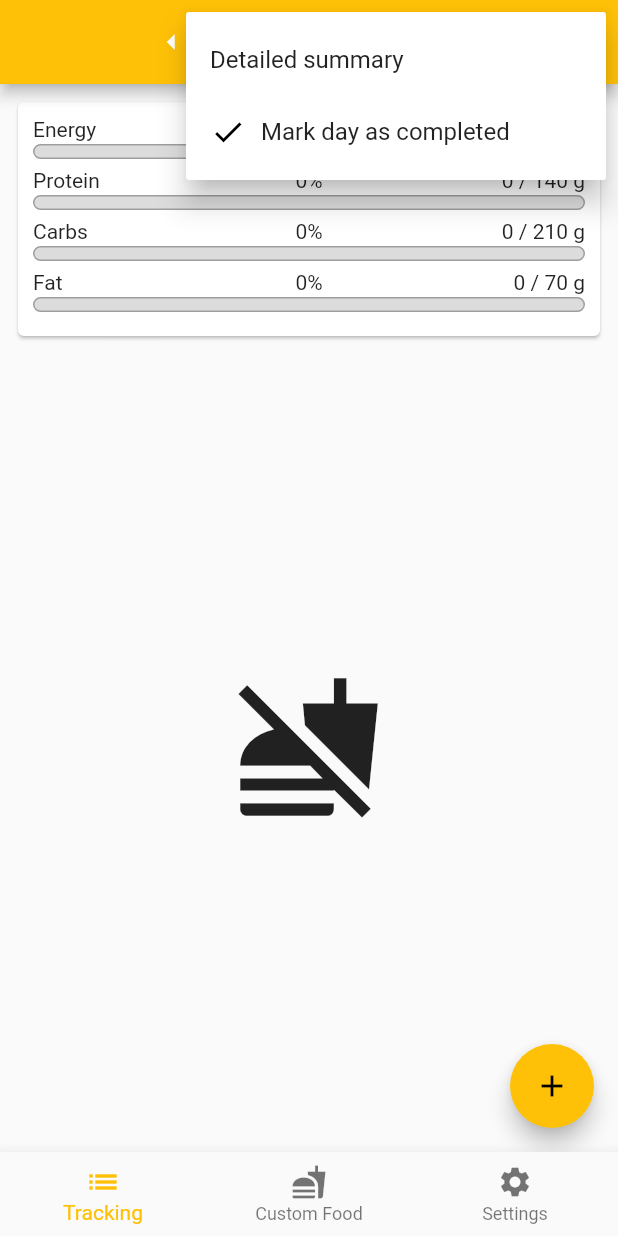
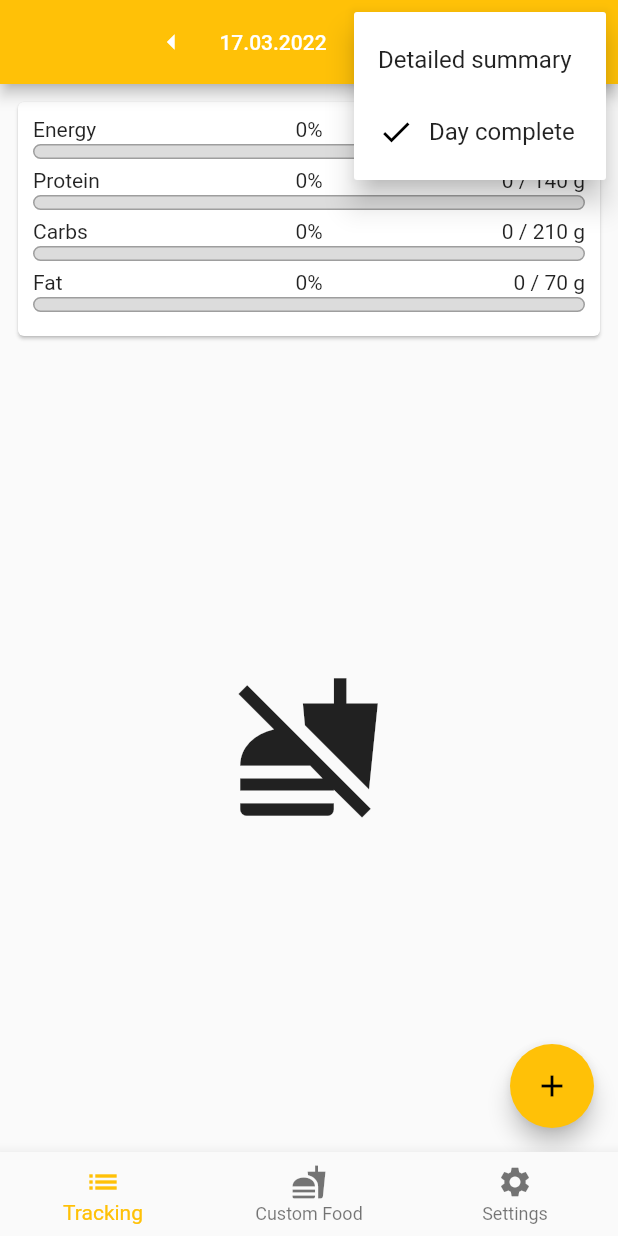
Before and after one commit to christianfl/Energize, a Flutter app: the screen it shows after launch, after a tap on the "more vert" icon, on a phone screen of 412 x 824 dp. Run offline on Flutter 3.47's test engine with Material 2 defaults, Android fonts, the phone set to English and light mode, and no system bars; drawn by our look-alikes of flutter_speed_dial; our stand-ins replace dio, shared_preferences, sqflite; missing offline and left inert: encrypt, openfoodfacts, qr_code_scanner; accounts and stored records are empty; generated files the repository leaves out were written again.

Commit message:
Added further translations

```diff
--- a/lib/pages/tab_settings/backup_and_restore_sub_page.dart
+++ b/lib/pages/tab_settings/backup_and_restore_sub_page.dart
@@ -5,6 +5,7 @@ import 'package:crypto/crypto.dart';
 import 'package:dio/dio.dart';
 import 'package:encrypt/encrypt.dart' as enc;
 import 'package:flutter/material.dart';
+import 'package:flutter_gen/gen_l10n/app_localizations.dart';
 import 'package:path/path.dart' as path;
 import 'package:provider/provider.dart';
 
@@ -465,7 +466,7 @@ class _BackupAndRestoreSubPageState extends State<BackupAndRestoreSubPage> {
   Widget build(BuildContext context) {
     return Scaffold(
       appBar: AppBar(
-        title: Text('Backup & Restore'),
+        title: Text(AppLocalizations.of(context)!.backupAndRestore),
         actions: [
           IconButton(
             onPressed: () => _showSettingsDialog(),
--- a/lib/pages/tab_tracking/tracking_page.dart
+++ b/lib/pages/tab_tracking/tracking_page.dart
@@ -94,7 +94,7 @@ class _TrackingPageState extends State<TrackingPage> {
       ScaffoldMessenger.of(context).showSnackBar(
         SnackBar(
           backgroundColor: Theme.of(context).errorColor,
-          content: Text('Unmarked completion!'),
+          content: Text(AppLocalizations.of(context)!.unmarkedDayAsComplete),
         ),
       );
     } else {
@@ -103,7 +103,7 @@ class _TrackingPageState extends State<TrackingPage> {
       ScaffoldMessenger.of(context).showSnackBar(
         SnackBar(
           backgroundColor: Theme.of(context).colorScheme.secondary,
-          content: Text('Day marked as completed!'),
+          content: Text(AppLocalizations.of(context)!.markedDayAsComplete),
         ),
       );
     }
@@ -116,7 +116,7 @@ class _TrackingPageState extends State<TrackingPage> {
         children: <Widget>[
           Icon(Icons.clear),
           SizedBox(width: 10),
-          Text('Unmark completion'),
+          Text(AppLocalizations.of(context)!.dayIncomplete),
         ],
       );
     } else {
@@ -124,7 +124,7 @@ class _TrackingPageState extends State<TrackingPage> {
         children: <Widget>[
           Icon(Icons.done),
           SizedBox(width: 10),
-          Text(AppLocalizations.of(context)!.markDayAsCompleted),
+          Text(AppLocalizations.of(context)!.dayComplete),
         ],
       );
     }
@@ -227,14 +227,14 @@ class _TrackingPageState extends State<TrackingPage> {
           SpeedDialChild(
             child: Icon(Icons.search),
             backgroundColor: Colors.red,
-            label: 'Search product name',
+            label: AppLocalizations.of(context)!.searchFood,
             labelBackgroundColor: Colors.red,
             onTap: () => _startAddEatenFood(context, SheetModalMode.search),
           ),
           SpeedDialChild(
             child: Icon(Icons.qr_code),
             backgroundColor: Colors.blue,
-            label: 'Scan product EAN',
+            label: AppLocalizations.of(context)!.scanEANCode,
             labelBackgroundColor: Colors.blue,
             onTap: () => _startAddEatenFood(context, SheetModalMode.ean),
           ),
--- a/lib/widgets/food_input.dart
+++ b/lib/widgets/food_input.dart
@@ -2,6 +2,7 @@ import 'dart:async';
 import 'dart:io';
 
 import 'package:flutter/material.dart';
+import 'package:flutter_gen/gen_l10n/app_localizations.dart';
 import 'package:provider/provider.dart';
 import 'package:qr_code_scanner/qr_code_scanner.dart';
 
@@ -258,7 +259,8 @@ class _FoodInputState extends State<FoodInput>
               onSubmitted: (value) => populateSearchedFoodList(value, false),
               decoration: InputDecoration(
                 border: InputBorder.none,
-                hintText: 'Search for product name or brand',
+                hintText:
+                    AppLocalizations.of(context)!.searchForProductNameOrBrand,
                 prefixIcon: _awaitingApiResponse
                     ? Transform.scale(
                         scale: 0.5,
@@ -368,7 +370,7 @@ class _FoodInputState extends State<FoodInput>
             OutlinedButton.icon(
               onPressed: _toggleFlash,
               icon: Icon(Icons.bolt),
-              label: Text('Toogle flash'),
+              label: Text(AppLocalizations.of(context)!.toggleFlash),
             ),
           ],
         ),
```
Also changed, not shown: lib/l10n/app_de.arb (+15 -3 lines), lib/l10n/app_en.arb (+15 -3 lines), lib/pages/tab_food/add_edit_custom_food_modal.dart (+6 -5 lines), lib/pages/tab_settings/settings_page.dart (+3 -4 lines).
